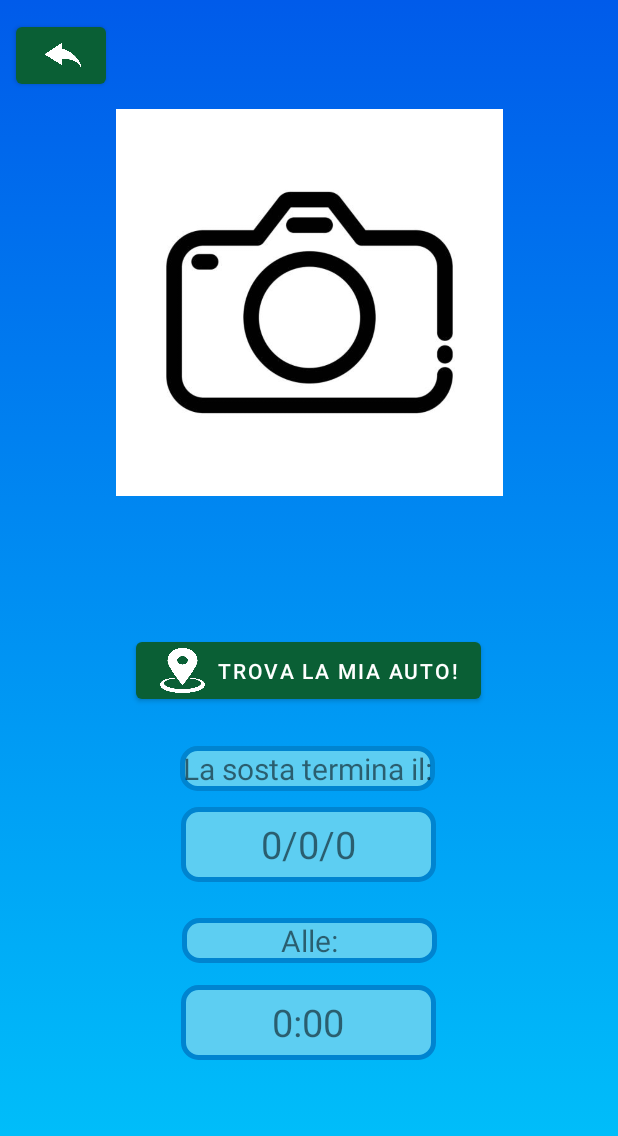
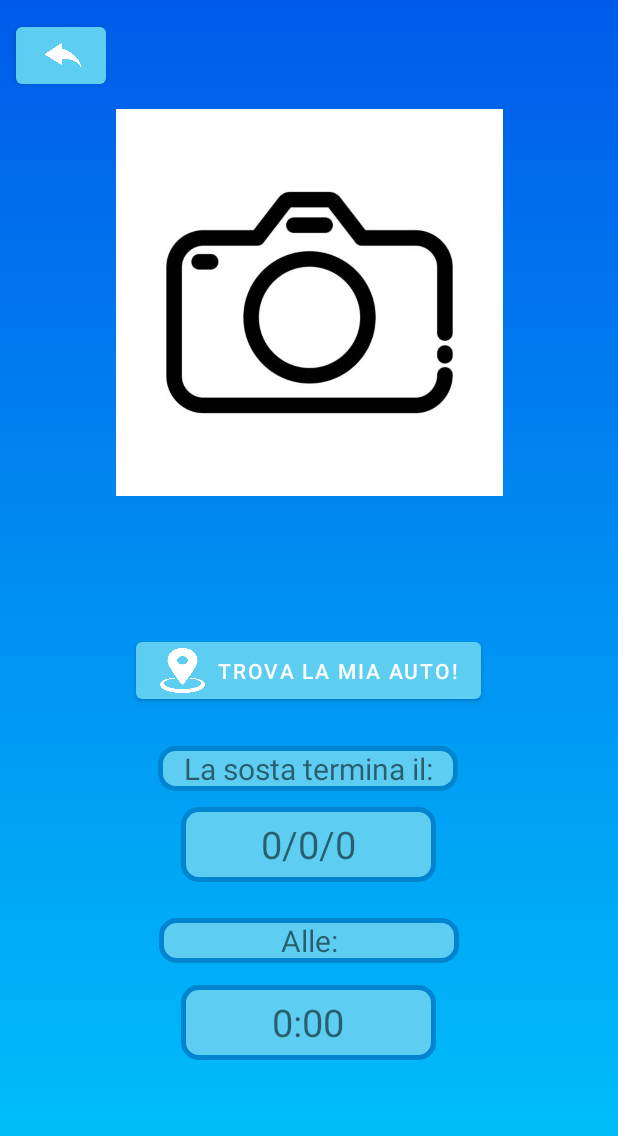
Before and after one commit to shopper197/Easy-Parking, an Android app: the ParkingCheck screen opened directly, with no data from a screen before it, on a phone screen of 412 x 824 dp. Shown: the top 1136 px of the screen. Run offline under Robolectric (Android 15) with nearby library versions, the phone set to English and light mode, and no system bars.

Commit message:
Design Fix 2

```diff
--- a/app/src/main/java/com/example/easyparking/Notification.kt
+++ b/app/src/main/java/com/example/easyparking/Notification.kt
@@ -15,7 +15,7 @@ class Notification : BroadcastReceiver() {
     override fun onReceive(context: Context,  intent: Intent) {
 
         val notification = NotificationCompat.Builder(context, channelID)
-            .setSmallIcon(R.drawable.test_logo)
+            .setSmallIcon(R.drawable.logo_png)
             .setContentTitle(intent.getStringExtra(titleExtra))
             .setContentText(intent.getStringExtra(messageExtra))
             .build()
--- a/app/src/main/java/com/example/easyparking/ParkingActivity2.kt
+++ b/app/src/main/java/com/example/easyparking/ParkingActivity2.kt
@@ -229,7 +229,7 @@ class ParkingActivity2 : AppCompatActivity() {
 
         val intent = Intent(applicationContext, Notification::class.java)
         val title = "Manca poco tempo"
-        val message= "La tua sosta Termina tra 15 minuti"
+        val message= "La tua sosta termina tra 15 minuti"
         intent.putExtra(messageExtra, message)
         val pendingIntent = PendingIntent.getBroadcast(
             applicationContext,
--- a/app/src/main/res/layout/activity_parking_check.xml
+++ b/app/src/main/res/layout/activity_parking_check.xml
@@ -36,13 +36,13 @@
         app:layout_constraintVertical_bias="0.621" />
 
     <TextView
+        android:id="@+id/scrittaSosta"
+        android:layout_width="200dp"
+        android:layout_height="30dp"
+        android:background="@drawable/round_corner"
         android:gravity="center"
+        android:text="La sosta termina il:"
         android:textAlignment="center"
-        android:background="@drawable/round_corner"
-        android:id="@+id/scrittaSosta"
-        android:layout_width="170dp"
-        android:layout_height="30dp"
-        android:text="La sosta termina il:"
         android:textSize="20sp"
         app:layout_constraintBottom_toBottomOf="parent"
         app:layout_constraintEnd_toEndOf="parent"
@@ -68,14 +68,14 @@
         app:layout_constraintVertical_bias="0.042" />
 
     <TextView
-        android:gravity="center"
-        android:textAlignment="center"
-        android:background="@drawable/round_corner"
         android:id="@+id/scrittaSosta2"
-        android:layout_width="170dp"
+        android:layout_width="200dp"
         android:layout_height="30dp"
         android:layout_marginTop="24dp"
+        android:background="@drawable/round_corner"
+        android:gravity="center"
         android:text="Alle:"
+        android:textAlignment="center"
         android:textSize="20sp"
         app:layout_constraintEnd_toEndOf="parent"
         app:layout_constraintStart_toStartOf="parent"
--- a/app/src/main/res/values/themes.xml
+++ b/app/src/main/res/values/themes.xml
@@ -2,7 +2,7 @@
     <!-- Base application theme. -->
     <style name="Theme.EasyParking" parent="Theme.MaterialComponents.DayNight.NoActionBar">
         <!-- Primary brand color. -->
-        <item name="colorPrimary">@color/gold</item>
+        <item name="colorPrimary">@color/azzurro</item>
         <item name="colorPrimaryVariant">@color/purple_700</item>
         <item name="colorOnPrimary">@color/white</item>
         <!-- Secondary brand color. -->
```
Also changed, not shown: app/src/main/res/layout/activity_parking2.xml (+4 -4 lines).
